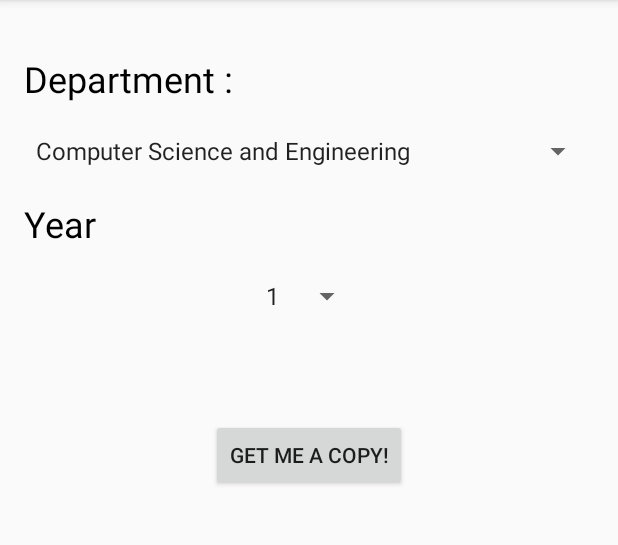
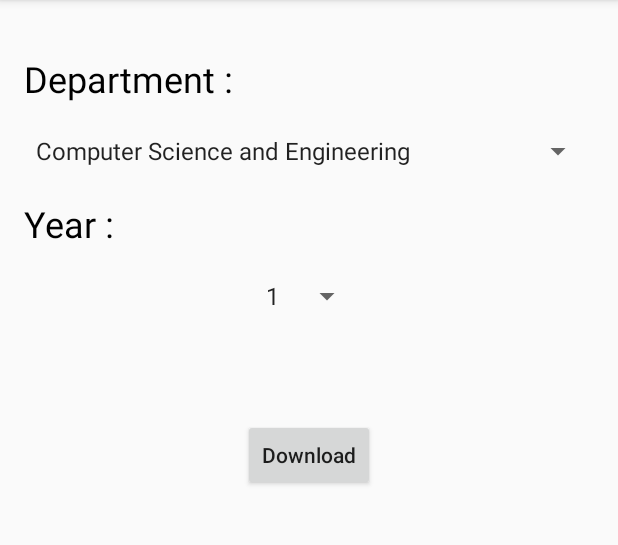
Before and after one commit to venki-bellu/UVCEConnectRetake, an Android app: the AcademicActivity screen opened directly, with no data from a screen before it, on a phone screen of 412 x 824 dp, the part 84-629 px from its top. Run offline under Robolectric (Android 15) with nearby library versions, the phone set to English and light mode, and no system bars.

Commit message:
Fixed  warnings in academic activity

```diff
--- a/app/src/main/java/com/venkibellu/myapplication/AcademicActivity.java
+++ b/app/src/main/java/com/venkibellu/myapplication/AcademicActivity.java
@@ -7,6 +7,7 @@ import android.os.AsyncTask;
 import android.os.Build;
 import android.os.Bundle;
 import android.os.Environment;
+import android.support.annotation.NonNull;
 import android.support.v4.app.ActivityCompat;
 import android.support.v4.content.ContextCompat;
 import android.support.v7.app.AppCompatActivity;
@@ -69,7 +70,7 @@ public class AcademicActivity extends AppCompatActivity {
 
     @Override
     public void onRequestPermissionsResult(int requestCode,
-                                           String permissions[], int[] grantResults) {
+                                           @NonNull String permissions[], @NonNull int[] grantResults) {
         switch (requestCode) {
             case 1: {
                 if (grantResults.length > 0
@@ -106,7 +107,7 @@ public class AcademicActivity extends AppCompatActivity {
             request.setNotificationVisibility(DownloadManager.Request.VISIBILITY_VISIBLE_NOTIFY_COMPLETED);
 
             DownloadManager manager = (DownloadManager)
-                    getApplicationContext().getSystemService(getApplicationContext().DOWNLOAD_SERVICE);
+                    getApplicationContext().getSystemService(DOWNLOAD_SERVICE);
             manager.enqueue(request);
             return null;
         }
--- a/app/src/main/res/layout/activity_academic.xml
+++ b/app/src/main/res/layout/activity_academic.xml
@@ -54,7 +54,8 @@
         android:textAlignment="center"
         android:layout_gravity="center"
         android:layout_marginTop="50dp"
-        android:text="Get me a copy!"
+        android:text="Download"
+        android:textAllCaps="false"
         android:onClick="downloadButtonClicked"/>
 
 </LinearLayout>
--- a/app/src/main/res/values/strings.xml
+++ b/app/src/main/res/values/strings.xml
@@ -4,12 +4,14 @@
     <string name="fb_login_protocol_scheme">fb125839481353081</string>
 
     <string name="action_settings">Settings</string>
-    <string name="branch">Branch</string>
-    <string name="semester">Semester</string>
-    <string name="Year">Year</string>
+    <string name="Year">Year :</string>
+    <string name="department">Department :</string>
     <string name="continue_to_be_removed_at_release">Continue(TO be removed at release)</string>
     <string name="PREF_FILE">APP_PRIF_FILE</string>
     <string name="LOGIN_TYPE">APP_LOGIN_TYPE</string>
+
+    <string name="title_activity_news">News</string>
+    <string name="title_activity_campus__says">Campus_Says</string>
 
     <!--HACK! DONT CHANGE THE NAME, Feel free to change the value!-->
     <string name="cse">Computer Science and Engineering</string>
@@ -18,7 +20,6 @@
     <string name="ece">Electronics and Communication Engineering</string>
     <string name="ise">Information Science and Engineering</string>
     <string name="me">Mechanical Engineering</string>
-    <!--HACK-->
 
     <string-array name="branch_array">
         <item>@string/cse</item>
@@ -46,7 +47,4 @@
         <item>7</item>
         <item>8</item>
     </string-array>
-    <string name="title_activity_news">News</string>
-    <string name="department">Department :</string>
-    <string name="title_activity_campus__says">Campus_Says</string>
 </resources>
```
Also changed, not shown: app/src/main/java/com/venkibellu/myapplication/URLGetter.java (line endings or trailing spaces).
